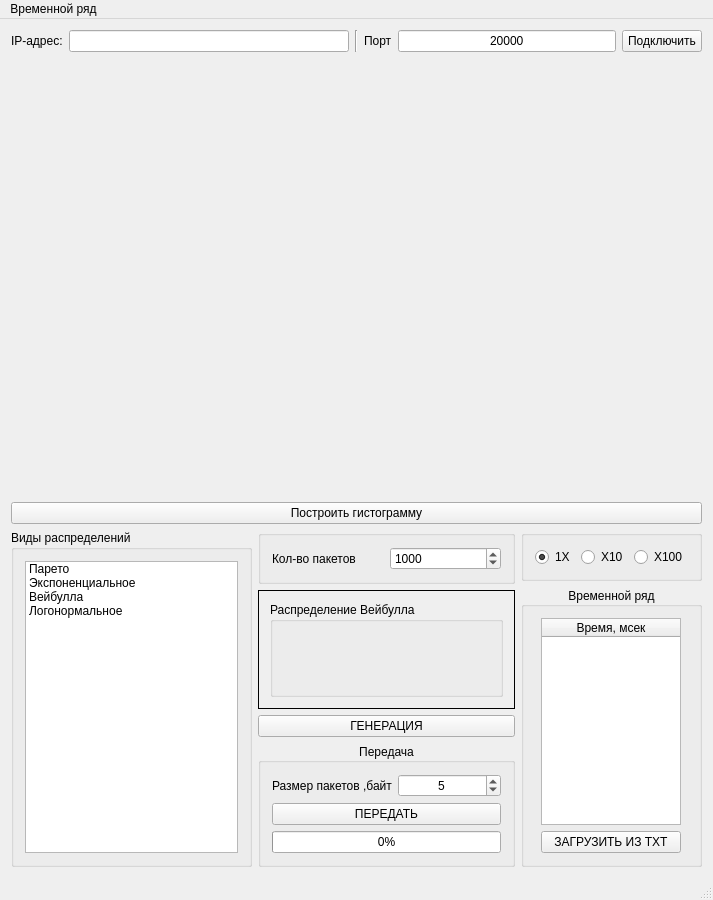
Above: tcp_hurst/mainwindow.ui from svetloffyaroslav/HurstBurst before the change. Below: the same form after it.
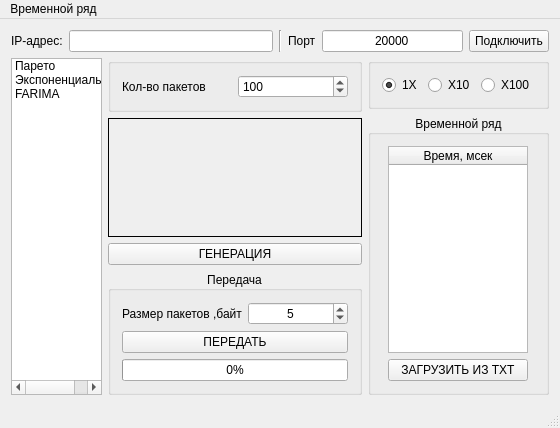
That is the form after the change. The open tabs and pages were chosen to show the change. Custom widgets are drawn as their Qt base class.

Patch:
```diff
--- a/tcp_hurst/mainwindow.ui
+++ b/tcp_hurst/mainwindow.ui
@@ -6,48 +6,97 @@
    <rect>
     <x>0</x>
     <y>0</y>
-    <width>713</width>
-    <height>866</height>
+    <width>560</width>
+    <height>393</height>
    </rect>
   </property>
   <property name="windowTitle">
    <string/>
   </property>
   <widget class="QWidget" name="centralWidget">
-   <layout class="QGridLayout" name="gridLayout_26">
-    <item row="4" column="0">
-     <layout class="QGridLayout" name="gridLayout_24">
+   <layout class="QGridLayout" name="gridLayout_24">
+    <item row="0" column="0">
+     <layout class="QGridLayout" name="gridLayout_21">
       <item row="0" column="0">
-       <widget class="QGroupBox" name="groupBox_6">
-        <property name="title">
-         <string>Виды распределений</string>
+       <layout class="QGridLayout" name="gridLayout_19">
+        <item row="0" column="0">
+         <widget class="QLabel" name="label">
+          <property name="text">
+           <string>IP-адрес:</string>
+          </property>
+         </widget>
+        </item>
+        <item row="0" column="1">
+         <widget class="QLineEdit" name="lineEdit_IPAdres">
+          <property name="text">
+           <string/>
+          </property>
+          <property name="alignment">
+           <set>Qt::AlignCenter</set>
+          </property>
+         </widget>
+        </item>
+       </layout>
+      </item>
+      <item row="0" column="1">
+       <widget class="Line" name="line">
+        <property name="orientation">
+         <enum>Qt::Vertical</enum>
         </property>
-        <layout class="QGridLayout" name="gridLayout_22">
-         <item row="0" column="0">
-          <widget class="QListWidget" name="listWidget">
-           <item>
-            <property name="text">
-             <string>Парето</string>
-            </property>
-           </item>
-           <item>
-            <property name="text">
-             <string>Экспоненциальное</string>
-            </property>
-           </item>
-           <item>
-            <property name="text">
-             <string>Вейбулла</string>
-            </property>
-           </item>
-           <item>
-            <property name="text">
-             <string>Логонормальное</string>
-            </property>
-           </item>
-          </widget>
-         </item>
-        </layout>
+       </widget>
+      </item>
+      <item row="0" column="2">
+       <layout class="QGridLayout" name="gridLayout_20">
+        <item row="0" column="0">
+         <widget class="QLabel" name="label_2">
+          <property name="text">
+           <string>Порт</string>
+          </property>
+         </widget>
+        </item>
+        <item row="0" column="1">
+         <widget class="QLineEdit" name="lineEdit_Port">
+          <property name="text">
+           <string>20000</string>
+          </property>
+          <property name="alignment">
+           <set>Qt::AlignCenter</set>
+          </property>
+         </widget>
+        </item>
+        <item row="0" column="2">
+         <widget class="QPushButton" name="pushButton_ConnectOrDisconnect">
+          <property name="text">
+           <string>Подключить</string>
+          </property>
+          <property name="checkable">
+           <bool>true</bool>
+          </property>
+         </widget>
+        </item>
+       </layout>
+      </item>
+     </layout>
+    </item>
+    <item row="1" column="0">
+     <layout class="QGridLayout" name="gridLayout_22">
+      <item row="0" column="0">
+       <widget class="QListWidget" name="listWidget">
+        <item>
+         <property name="text">
+          <string>Парето</string>
+         </property>
+        </item>
+        <item>
+         <property name="text">
+          <string>Экспоненциальное</string>
+         </property>
+        </item>
+        <item>
+         <property name="text">
+          <string>FARIMA</string>
+         </property>
+        </item>
        </widget>
       </item>
       <item row="0" column="1">
@@ -73,10 +122,10 @@
                 <number>1</number>
                </property>
                <property name="maximum">
-                <number>20000</number>
+                <number>1500</number>
                </property>
                <property name="value">
-                <number>1000</number>
+                <number>100</number>
                </property>
               </widget>
              </item>
@@ -154,20 +203,13 @@
           </layout>
          </widget>
         </item>
-        <item row="2" column="0">
-         <widget class="QPushButton" name="pushButton_GenerateTime">
-          <property name="text">
-           <string>ГЕНЕРАЦИЯ</string>
-          </property>
-         </widget>
-        </item>
         <item row="1" column="0">
          <widget class="QStackedWidget" name="stackedWidget_ParametersOfDistribution">
           <property name="frameShape">
            <enum>QFrame::Box</enum>
           </property>
           <property name="currentIndex">
-           <number>3</number>
+           <number>0</number>
           </property>
           <widget class="QWidget" name="page">
            <layout class="QGridLayout" name="gridLayout_3">
@@ -262,122 +304,14 @@
             </item>
            </layout>
           </widget>
-          <widget class="QWidget" name="page_3">
-           <layout class="QGridLayout" name="gridLayout_27">
-            <item row="0" column="0">
-             <widget class="QGroupBox" name="groupBox_5">
-              <property name="title">
-               <string>Распределение Вейбулла</string>
-              </property>
-              <widget class="QWidget" name="layoutWidget">
-               <property name="geometry">
-                <rect>
-                 <x>10</x>
-                 <y>23</y>
-                 <width>199</width>
-                 <height>22</height>
-                </rect>
-               </property>
-               <layout class="QGridLayout" name="gridLayout_23">
-                <item row="0" column="0">
-                 <widget class="QLabel" name="label_5">
-                  <property name="text">
-                   <string>Параметр а</string>
-                  </property>
-                 </widget>
-                </item>
-                <item row="0" column="1">
-                 <widget class="QLineEdit" name="lineEdit_weibull_a">
-                  <property name="text">
-                   <string>1.2</string>
-                  </property>
-                 </widget>
-                </item>
-               </layout>
-              </widget>
-              <widget class="QWidget" name="layoutWidget">
-               <property name="geometry">
-                <rect>
-                 <x>10</x>
-                 <y>51</y>
-                 <width>199</width>
-                 <height>22</height>
-                </rect>
-               </property>
-               <layout class="QGridLayout" name="gridLayout_25">
-                <item row="0" column="0">
-                 <widget class="QLabel" name="label_9">
-                  <property name="text">
-                   <string>Параметр b</string>
-                  </property>
-                 </widget>
-                </item>
-                <item row="0" column="1">
-                 <widget class="QLineEdit" name="lineEdit_weibull_b">
-                  <property name="text">
-                   <string>1</string>
-                  </property>
-                 </widget>
-                </item>
-               </layout>
-              </widget>
-             </widget>
-            </item>
-           </layout>
-          </widget>
-          <widget class="QWidget" name="page_4">
-           <widget class="QGroupBox" name="groupBox_7">
-            <property name="geometry">
-             <rect>
-              <x>10</x>
-              <y>10</y>
-              <width>225</width>
-              <height>83</height>
-             </rect>
-            </property>
-            <property name="title">
-             <string>Логонормальное</string>
-            </property>
-            <layout class="QGridLayout" name="gridLayout_30">
-             <item row="0" column="0">
-              <layout class="QGridLayout" name="gridLayout_28">
-               <item row="0" column="0">
-                <widget class="QLabel" name="label_10">
-                 <property name="text">
-                  <string>Параметр m:</string>
-                 </property>
-                </widget>
-               </item>
-               <item row="0" column="1">
-                <widget class="QLineEdit" name="lineEdit_lognorm_m">
-                 <property name="text">
-                  <string>1.2</string>
-                 </property>
-                </widget>
-               </item>
-              </layout>
-             </item>
-             <item row="1" column="0">
-              <layout class="QGridLayout" name="gridLayout_29">
-               <item row="0" column="0">
-                <widget class="QLabel" name="label_11">
-                 <property name="text">
-                  <string>Параметр s:</string>
-                 </property>
-                </widget>
-               </item>
-               <item row="0" column="1">
-                <widget class="QLineEdit" name="lineEdit_lognorm_s">
-                 <property name="text">
-                  <string>1</string>
-                 </property>
-                </widget>
-               </item>
-              </layout>
-             </item>
-            </layout>
-           </widget>
-          </widget>
+          <widget class="QWidget" name="page_3"/>
+         </widget>
+        </item>
+        <item row="2" column="0">
+         <widget class="QPushButton" name="pushButton_GenerateTime">
+          <property name="text">
+           <string>ГЕНЕРАЦИЯ</string>
+          </property>
          </widget>
         </item>
        </layout>
@@ -486,96 +420,6 @@
       </item>
      </layout>
     </item>
-    <item row="0" column="0">
-     <layout class="QGridLayout" name="gridLayout_21">
-      <item row="0" column="0">
-       <layout class="QGridLayout" name="gridLayout_19">
-        <item row="0" column="0">
-         <widget class="QLabel" name="label">
-          <property name="text">
-           <string>IP-адрес:</string>
-          </property>
-         </widget>
-        </item>
-        <item row="0" column="1">
-         <widget class="QLineEdit" name="lineEdit_IPAdres">
-          <property name="text">
-           <string/>
-          </property>
-          <property name="alignment">
-           <set>Qt::AlignCenter</set>
-          </property>
-         </widget>
-        </item>
-       </layout>
-      </item>
-      <item row="0" column="1">
-       <widget class="Line" name="line">
-        <property name="orientation">
-         <enum>Qt::Vertical</enum>
-        </property>
-       </widget>
-      </item>
-      <item row="0" column="2">
-       <layout class="QGridLayout" name="gridLayout_20">
-        <item row="0" column="0">
-         <widget class="QLabel" name="label_2">
-          <property name="text">
-           <string>Порт</string>
-          </property>
-         </widget>
-        </item>
-        <item row="0" column="1">
-         <widget class="QLineEdit" name="lineEdit_Port">
-          <property name="text">
-           <string>20000</string>
-          </property>
-          <property name="alignment">
-           <set>Qt::AlignCenter</set>
-          </property>
-         </widget>
-        </item>
-        <item row="0" column="2">
-         <widget class="QPushButton" name="pushButton_ConnectOrDisconnect">
-          <property name="text">
-           <string>Подключить</string>
-          </property>
-          <property name="checkable">
-           <bool>true</bool>
-          </property>
-         </widget>
-        </item>
-       </layout>
-      </item>
-     </layout>
-    </item>
-    <item row="2" column="0">
-     <widget class="QCustomPlot" name="widget_customplotNoise" native="true">
-      <property name="minimumSize">
-       <size>
-        <width>561</width>
-        <height>201</height>
-       </size>
-      </property>
-     </widget>
-    </item>
-    <item row="1" column="0">
-     <widget class="QCustomPlot" name="widget_customplot" native="true">
-      <property name="minimumSize">
-       <size>
-        <width>561</width>
-        <height>231</height>
-       </size>
-      </property>
-     </widget>
-    </item>
-    <item row="3" column="0">
-     <widget class="QPushButton" name="pushButton">
-      <property name="text">
-       <string>Построить гистограмму</string>
-      </property>
-     </widget>
-    </item>
    </layout>
   </widget>
   <widget class="QMenuBar" name="menuBar">
@@ -583,7 +427,7 @@
     <rect>
      <x>0</x>
      <y>0</y>
-     <width>713</width>
+     <width>560</width>
      <height>21</height>
     </rect>
    </property>
@@ -603,14 +447,6 @@
   </action>
  </widget>
  <layoutdefault spacing="6" margin="11"/>
- <customwidgets>
-  <customwidget>
-   <class>QCustomPlot</class>
-   <extends>QWidget</extends>
-   <header location="global">qcustomplot.h</header>
-   <container>1</container>
-  </customwidget>
- </customwidgets>
  <resources/>
  <connections/>
 </ui>
```
